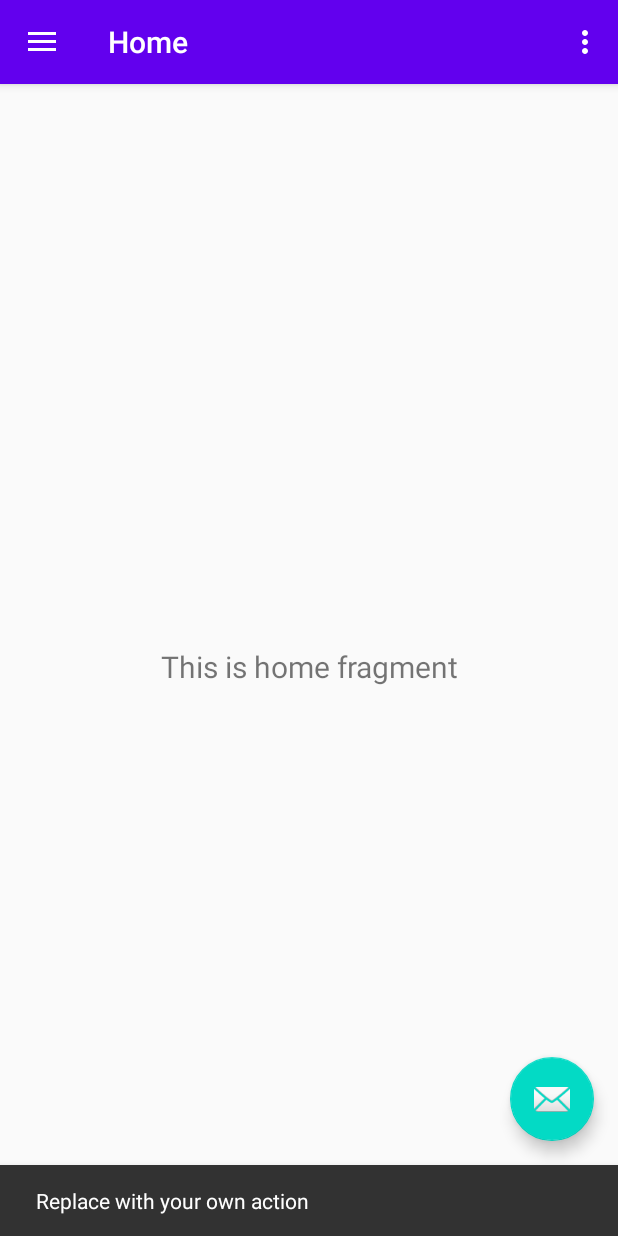
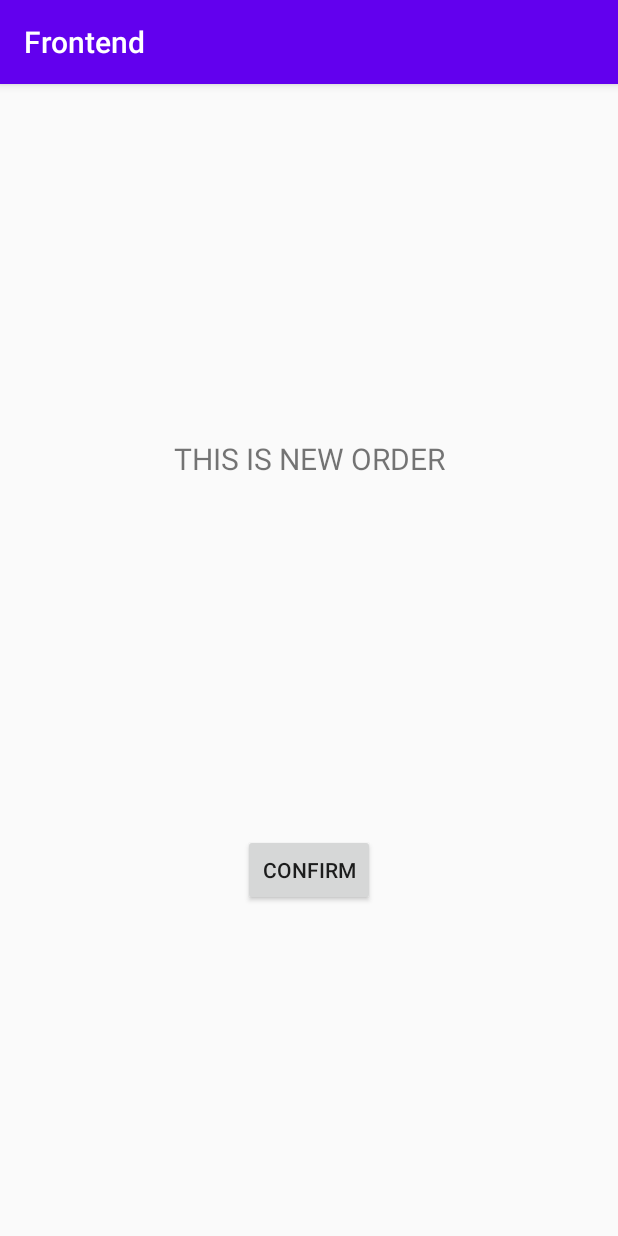
Before and after one commit to Dispatch-Delivery-Management-App/frontend, an Android app: the screen it shows after launch (MainActivity before the commit, NewOrderActivity after it), after a tap on an icon or button, on a phone screen of 412 x 824 dp. Run offline under Robolectric (Android 15) with nearby library versions, the phone set to English and light mode, and no system bars; our stand-ins replace navigation-ui.

Commit message:
added neworder activity

```diff
--- a/app/src/main/AndroidManifest.xml
+++ b/app/src/main/AndroidManifest.xml
@@ -9,6 +9,7 @@
         android:roundIcon="@mipmap/ic_launcher_round"
         android:supportsRtl="true"
         android:theme="@style/AppTheme">
+        <activity android:name=".NewOrderActivity"></activity>
         <activity
             android:name=".MainActivity"
             android:label="@string/app_name"
--- a/app/src/main/java/com/fullstack/frontend/MainActivity.java
+++ b/app/src/main/java/com/fullstack/frontend/MainActivity.java
@@ -1,11 +1,11 @@
 package com.fullstack.frontend;
 
+import android.content.Intent;
 import android.os.Bundle;
 import android.view.View;
 import android.view.Menu;
 
 import com.google.android.material.floatingactionbutton.FloatingActionButton;
-import com.google.android.material.snackbar.Snackbar;
 import com.google.android.material.navigation.NavigationView;
 
 import androidx.navigation.NavController;
@@ -15,6 +15,7 @@ import androidx.navigation.ui.NavigationUI;
 import androidx.drawerlayout.widget.DrawerLayout;
 import androidx.appcompat.app.AppCompatActivity;
 import androidx.appcompat.widget.Toolbar;
+
 
 public class MainActivity extends AppCompatActivity {
 
@@ -30,8 +31,7 @@ public class MainActivity extends AppCompatActivity {
         fab.setOnClickListener(new View.OnClickListener() {
             @Override
             public void onClick(View view) {
-                Snackbar.make(view, "Replace with your own action", Snackbar.LENGTH_LONG)
-                        .setAction("Action", null).show();
+                startActivity(new Intent(MainActivity.this, NewOrderActivity.class));
             }
         });
         DrawerLayout drawer = findViewById(R.id.drawer_layout);
@@ -47,6 +47,7 @@ public class MainActivity extends AppCompatActivity {
         NavigationUI.setupWithNavController(navigationView, navController);
     }
 
+
     @Override
     public boolean onCreateOptionsMenu(Menu menu) {
         // Inflate the menu; this adds items to the action bar if it is present.
--- /dev/null
+++ b/app/src/main/java/com/fullstack/frontend/NewOrderActivity.java
@@ -0,0 +1,14 @@
+package com.fullstack.frontend;
+
+import androidx.appcompat.app.AppCompatActivity;
+
+import android.os.Bundle;
+
+public class NewOrderActivity extends AppCompatActivity {
+
+    @Override
+    protected void onCreate(Bundle savedInstanceState) {
+        super.onCreate(savedInstanceState);
+        setContentView(R.layout.activity_new_order);
+    }
+}
--- /dev/null
+++ b/app/src/main/res/layout/activity_new_order.xml
@@ -0,0 +1,30 @@
+<?xml version="1.0" encoding="utf-8"?>
+<androidx.constraintlayout.widget.ConstraintLayout xmlns:android="http://schemas.android.com/apk/res/android"
+xmlns:app="http://schemas.android.com/apk/res-auto"
+xmlns:tools="http://schemas.android.com/tools"
+android:layout_width="match_parent"
+android:layout_height="match_parent"
+tools:context=".NewOrderActivity">
+
+<TextView
+    android:id="@+id/textview_home_second"
+    android:layout_width="wrap_content"
+    android:layout_height="wrap_content"
+    android:padding="16dp"
+    android:textSize="20sp"
+    app:layout_constraintBottom_toTopOf="@id/button_home_second"
+    app:layout_constraintEnd_toEndOf="parent"
+    app:layout_constraintStart_toStartOf="parent"
+    app:layout_constraintTop_toTopOf="parent"
+    android:text="THIS IS NEW ORDER"/>
+
+<Button
+    android:id="@+id/button_home_second"
+    android:layout_width="wrap_content"
+    android:layout_height="wrap_content"
+    android:text="Confirm"
+    app:layout_constraintBottom_toBottomOf="parent"
+    app:layout_constraintEnd_toEndOf="parent"
+    app:layout_constraintStart_toStartOf="parent"
+    app:layout_constraintTop_toBottomOf="@id/textview_home_second" />
+</androidx.constraintlayout.widget.ConstraintLayout>
--- a/app/src/main/res/layout/app_bar_main.xml
+++ b/app/src/main/res/layout/app_bar_main.xml
@@ -4,7 +4,9 @@
     xmlns:tools="http://schemas.android.com/tools"
     android:layout_width="match_parent"
     android:layout_height="match_parent"
+    android:id="@+id/app_bar_main"
     tools:context=".MainActivity">
+
 
     <com.google.android.material.appbar.AppBarLayout
         android:layout_width="match_parent"
@@ -28,6 +30,7 @@
         android:layout_height="wrap_content"
         android:layout_gravity="bottom|end"
         android:layout_margin="@dimen/fab_margin"
-        app:srcCompat="@android:drawable/ic_dialog_email" />
+        app:srcCompat="@android:drawable/ic_menu_send"
+        app:maxImageSize="40dp"/>
 
 </androidx.coordinatorlayout.widget.CoordinatorLayout>
```
